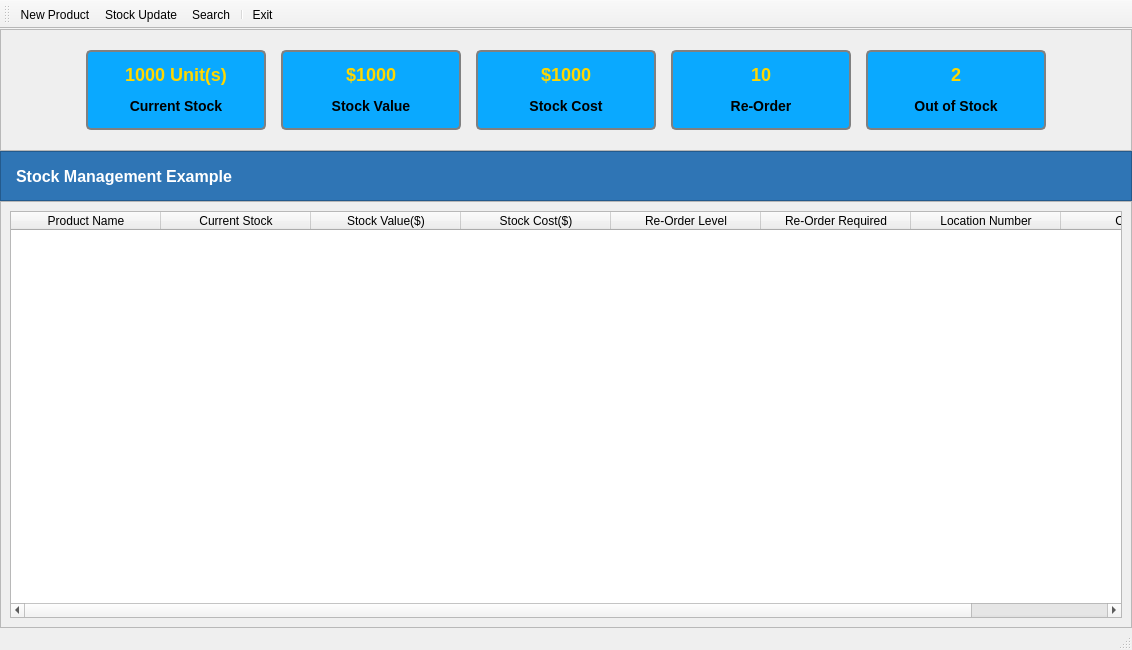
This is #021 Stock Management Example/ui/main.ui in maruGh/PyQt5-Video-Book as Qt 5 draws it before an edit. The edited form follows.
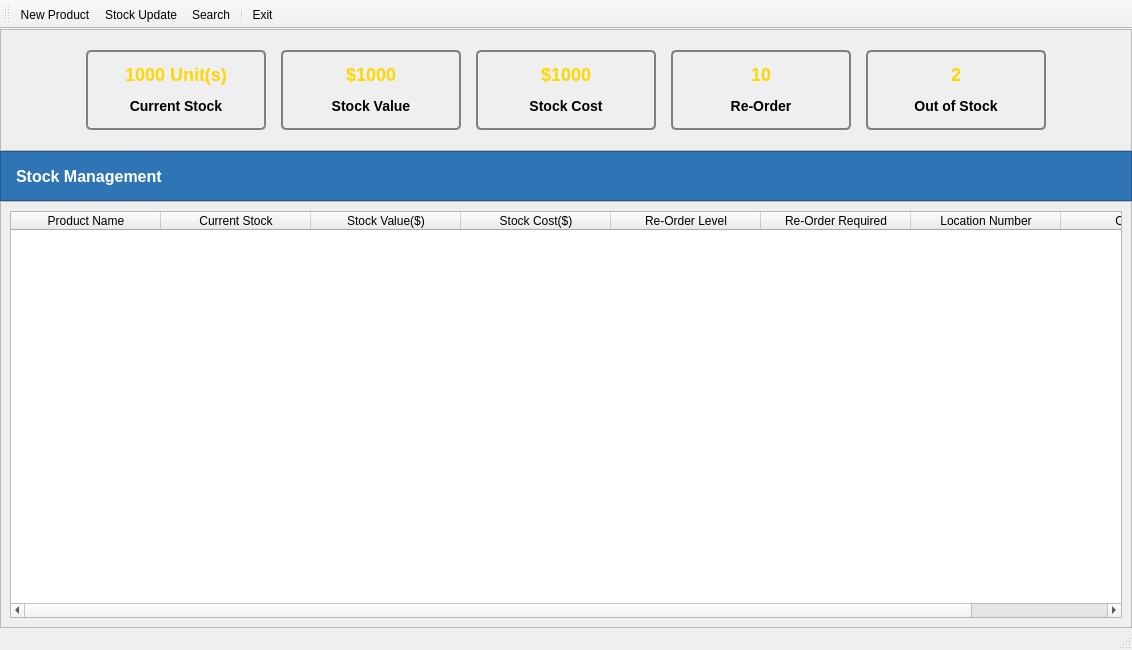
This is the edited form. Icons and pictures are not drawn.

Diff of the .ui file:
```diff
--- a/#021 Stock Management Example/ui/main.ui
+++ b/#021 Stock Management Example/ui/main.ui
@@ -88,7 +88,6 @@
          <property name="styleSheet">
           <string notr="true">QFrame {
 	border: 2px solid grey;
-	background-color: rgb(10, 169, 255);
 	border-radius: 5px;
 }
 
@@ -157,7 +156,6 @@
          <property name="styleSheet">
           <string notr="true">QFrame {
 	border: 2px solid grey;
-	background-color: rgb(10, 169, 255);
 	border-radius: 5px;
 }
 
@@ -226,7 +224,6 @@
          <property name="styleSheet">
           <string notr="true">QFrame {
 	border: 2px solid grey;
-	background-color: rgb(10, 169, 255);
 	border-radius: 5px;
 }
 
@@ -295,7 +292,6 @@
          <property name="styleSheet">
           <string notr="true">QFrame {
 	border: 2px solid grey;
-	background-color: rgb(10, 169, 255);
 	border-radius: 5px;
 }
 
@@ -364,7 +360,6 @@
          <property name="styleSheet">
           <string notr="true">QFrame {
 	border: 2px solid grey;
-	background-color: rgb(10, 169, 255);
 	border-radius: 5px;
 }
 
@@ -470,7 +465,7 @@
        <item>
         <widget class="QLabel" name="label_11">
          <property name="text">
-          <string>Stock Management Example</string>
+          <string>Stock Management</string>
          </property>
         </widget>
        </item>
```
Left out of the diff: 8 changed lines with no effect on the pictures.
